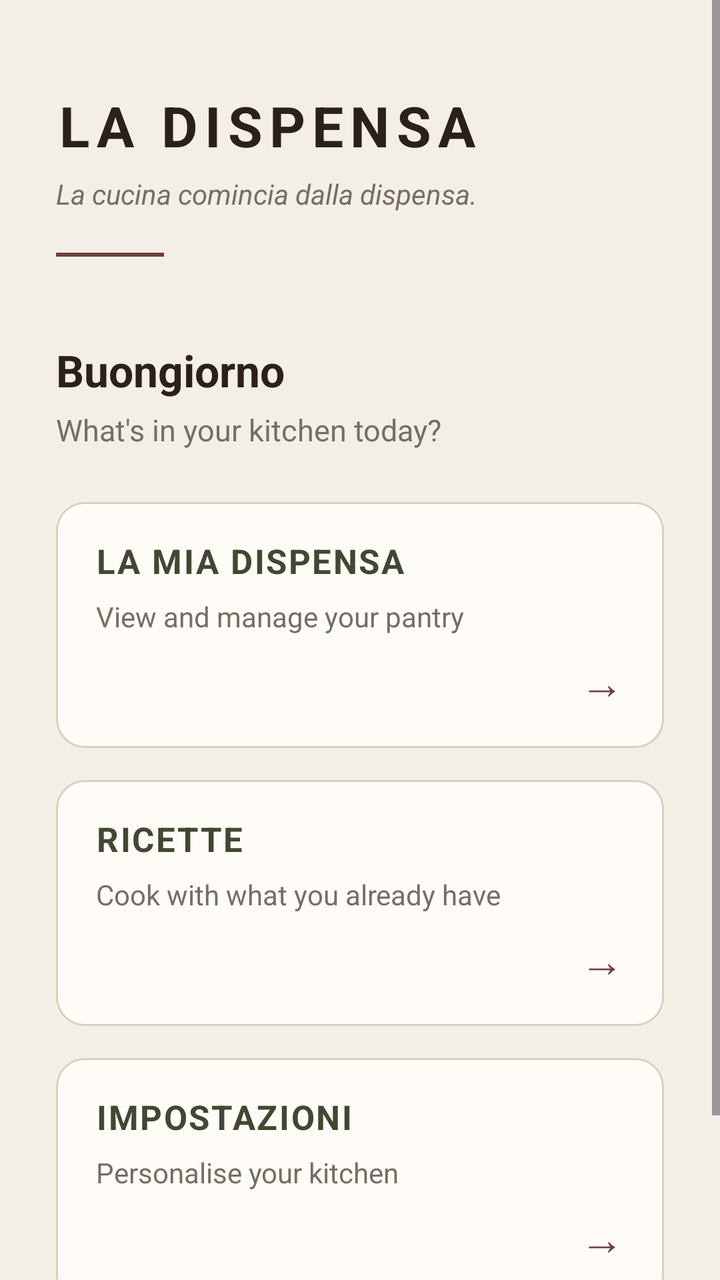
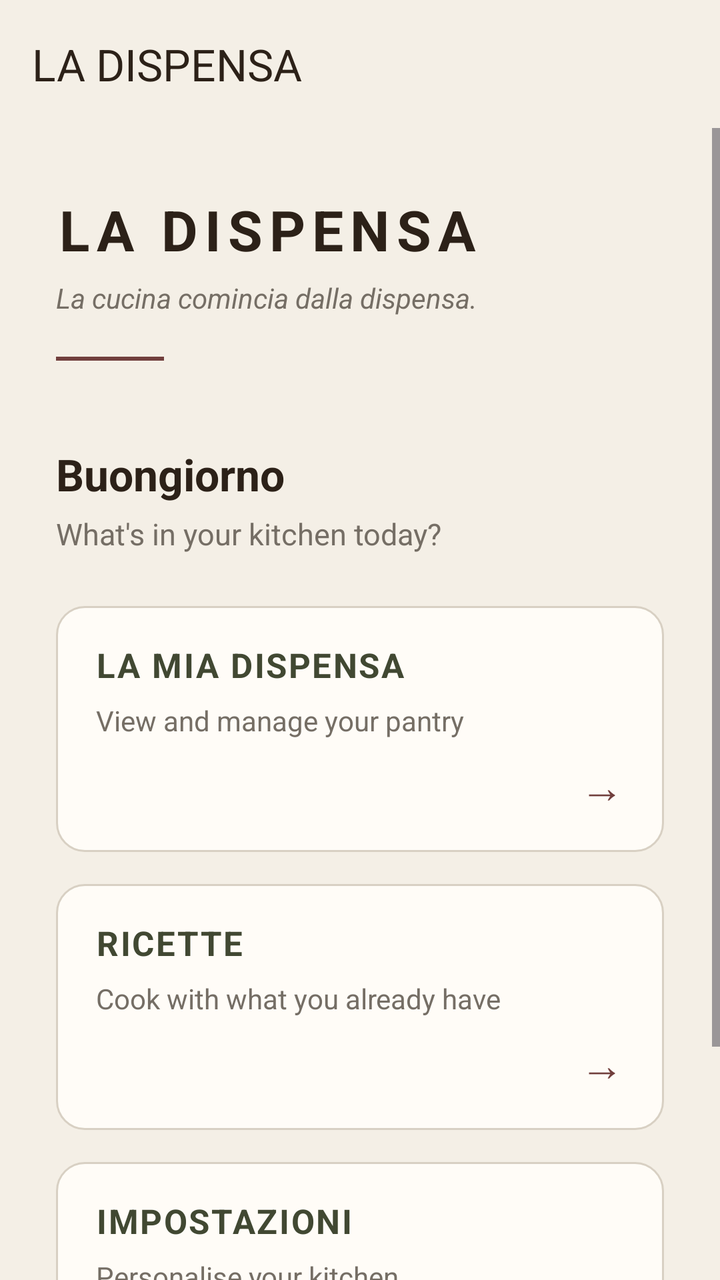

Screens rendered from an Android XML layout before and after an edit, with the pre-edit source and the edit as a unified diff.
<!-- AndroidManifest.xml: application theme Theme.LaDispensa -->
<!-- res/layout/activity_main.xml -->
<?xml version="1.0" encoding="utf-8"?>
<ScrollView xmlns:android="http://schemas.android.com/apk/res/android"
    android:layout_width="match_parent"
    android:layout_height="match_parent"
    android:background="@color/cream"
    android:fillViewport="true">

    <LinearLayout
        android:layout_width="match_parent"
        android:layout_height="wrap_content"
        android:orientation="vertical"
        android:paddingStart="28dp"
        android:paddingTop="44dp"
        android:paddingEnd="28dp"
        android:paddingBottom="32dp">

        
        <TextView
            android:id="@+id/textBrand"
            android:layout_width="wrap_content"
            android:layout_height="wrap_content"
            android:text="LA DISPENSA"
            android:textColor="@color/espresso"
            android:textSize="28sp"
            android:textStyle="bold"
            android:letterSpacing="0.12" />

        <TextView
            android:layout_width="wrap_content"
            android:layout_height="wrap_content"
            android:layout_marginTop="6dp"
            android:text="La cucina comincia dalla dispensa."
            android:textColor="@color/stone"
            android:textSize="14sp"
            android:textStyle="italic" />

        <View
            android:layout_width="54dp"
            android:layout_height="2dp"
            android:layout_marginTop="20dp"
            android:background="@color/wine" />

        <TextView
            android:layout_width="wrap_content"
            android:layout_height="wrap_content"
            android:layout_marginTop="42dp"
            android:text="Buongiorno"
            android:textColor="@color/espresso"
            android:textSize="22sp"
            android:textStyle="bold" />

        <TextView
            android:layout_width="wrap_content"
            android:layout_height="wrap_content"
            android:layout_marginTop="5dp"
            android:layout_marginBottom="26dp"
            android:text="What's in your kitchen today?"
            android:textColor="@color/stone"
            android:textSize="15sp" />

        
        <LinearLayout
            android:id="@+id/cardPantry"
            android:layout_width="match_parent"
            android:layout_height="wrap_content"
            android:background="@drawable/home_card"
            android:clickable="true"
            android:focusable="true"
            android:orientation="vertical">

            <TextView
                android:layout_width="wrap_content"
                android:layout_height="wrap_content"
                android:text="LA MIA DISPENSA"
                android:textColor="@color/deep_olive"
                android:textSize="17sp"
                android:textStyle="bold"
                android:letterSpacing="0.05" />

            <TextView
                android:layout_width="wrap_content"
                android:layout_height="wrap_content"
                android:layout_marginTop="7dp"
                android:text="View and manage your pantry"
                android:textColor="@color/stone"
                android:textSize="14sp" />

            <TextView
                android:layout_width="wrap_content"
                android:layout_height="wrap_content"
                android:layout_gravity="end"
                android:layout_marginTop="8dp"
                android:text="→"
                android:textColor="@color/wine"
                android:textSize="22sp" />

        </LinearLayout>

        
        <LinearLayout
            android:id="@+id/cardRecipes"
            android:layout_width="match_parent"
            android:layout_height="wrap_content"
            android:layout_marginTop="16dp"
            android:background="@drawable/home_card"
            android:clickable="true"
            android:focusable="true"
            android:orientation="vertical">

            <TextView
                android:layout_width="wrap_content"
                android:layout_height="wrap_content"
                android:text="RICETTE"
                android:textColor="@color/deep_olive"
                android:textSize="17sp"
                android:textStyle="bold"
                android:letterSpacing="0.05" />

            <TextView
                android:layout_width="wrap_content"
                android:layout_height="wrap_content"
                android:layout_marginTop="7dp"
                android:text="Cook with what you already have"
                android:textColor="@color/stone"
                android:textSize="14sp" />

            <TextView
                android:layout_width="wrap_content"
                android:layout_height="wrap_content"
                android:layout_gravity="end"
                android:layout_marginTop="8dp"
                android:text="→"
                android:textColor="@color/wine"
                android:textSize="22sp" />

        </LinearLayout>

        
        <LinearLayout
            android:id="@+id/cardSettings"
            android:layout_width="match_parent"
            android:layout_height="wrap_content"
            android:layout_marginTop="16dp"
            android:background="@drawable/home_card"
            android:clickable="true"
            android:focusable="true"
            android:orientation="vertical">

            <TextView
                android:layout_width="wrap_content"
                android:layout_height="wrap_content"
                android:text="IMPOSTAZIONI"
                android:textColor="@color/deep_olive"
                android:textSize="17sp"
                android:textStyle="bold"
                android:letterSpacing="0.05" />

            <TextView
                android:layout_width="wrap_content"
                android:layout_height="wrap_content"
                android:layout_marginTop="7dp"
                android:text="Personalise your kitchen"
                android:textColor="@color/stone"
                android:textSize="14sp" />

            <TextView
                android:layout_width="wrap_content"
                android:layout_height="wrap_content"
                android:layout_gravity="end"
                android:layout_marginTop="8dp"
                android:text="→"
                android:textColor="@color/wine"
                android:textSize="22sp" />

        </LinearLayout>

        <TextView
            android:layout_width="wrap_content"
            android:layout_height="wrap_content"
            android:layout_gravity="center_horizontal"
            android:layout_marginTop="34dp"
            android:text="Mangia bene. Spreca meno."
            android:textColor="@color/stone"
            android:textSize="12sp"
            android:textStyle="italic" />

    </LinearLayout>

</ScrollView>
<!-- resources referenced by this layout -->
<resources>
  <color name="cream">#F4EFE6</color>
  <color name="deep_olive">#414832</color>
  <color name="espresso">#2C2118</color>
  <color name="stone">#756E65</color>
  <color name="wine">#713F3D</color>
  <!-- drawable home_card (drawable) -->
  <?xml version="1.0" encoding="utf-8"?>
  <shape xmlns:android="http://schemas.android.com/apk/res/android"
      android:shape="rectangle">
  
      
      <solid android:color="@color/warm_white" />
  
      <stroke
          android:width="1dp"
          android:color="@color/soft_border" />
  
      <corners android:radius="14dp" />
  
      <padding
          android:left="20dp"
          android:top="18dp"
          android:right="20dp"
          android:bottom="18dp" />
  
  </shape>
  <style name="Theme.LaDispensa" parent="Base.Theme.LaDispensa" />
  <color name="warm_white">#FFFCF7</color>
  <color name="soft_border">#D8D0C3</color>
  <style name="Base.Theme.LaDispensa" parent="Theme.Material3.DayNight.NoActionBar">
          
          
      </style>
</resources>

<!-- the commit's change to res/layout/activity_main.xml (unified diff, before → after) -->
@@ -1,189 +1,207 @@
 <?xml version="1.0" encoding="utf-8"?>
-<ScrollView xmlns:android="http://schemas.android.com/apk/res/android"
+<LinearLayout xmlns:android="http://schemas.android.com/apk/res/android"
+    xmlns:app="http://schemas.android.com/apk/res-auto"
     android:layout_width="match_parent"
     android:layout_height="match_parent"
     android:background="@color/cream"
-    android:fillViewport="true">
-
-    <LinearLayout
+    android:orientation="vertical">
+
+    
+    <androidx.appcompat.widget.Toolbar
+        android:id="@+id/mainToolbar"
         android:layout_width="match_parent"
-        android:layout_height="wrap_content"
-        android:orientation="vertical"
-        android:paddingStart="28dp"
-        android:paddingTop="44dp"
-        android:paddingEnd="28dp"
-        android:paddingBottom="32dp">
-
-        
-        <TextView
-            android:id="@+id/textBrand"
-            android:layout_width="wrap_content"
-            android:layout_height="wrap_content"
-            android:text="LA DISPENSA"
-            android:textColor="@color/espresso"
-            android:textSize="28sp"
-            android:textStyle="bold"
-            android:letterSpacing="0.12" />
-
-        <TextView
-            android:layout_width="wrap_content"
-            android:layout_height="wrap_content"
-            android:layout_marginTop="6dp"
-            android:text="La cucina comincia dalla dispensa."
-            android:textColor="@color/stone"
-            android:textSize="14sp"
-            android:textStyle="italic" />
-
-        <View
-            android:layout_width="54dp"
-            android:layout_height="2dp"
-            android:layout_marginTop="20dp"
-            android:background="@color/wine" />
-
-        <TextView
-            android:layout_width="wrap_content"
-            android:layout_height="wrap_content"
-            android:layout_marginTop="42dp"
-            android:text="Buongiorno"
-            android:textColor="@color/espresso"
-            android:textSize="22sp"
-            android:textStyle="bold" />
-
-        <TextView
-            android:layout_width="wrap_content"
-            android:layout_height="wrap_content"
-            android:layout_marginTop="5dp"
-            android:layout_marginBottom="26dp"
-            android:text="What's in your kitchen today?"
-            android:textColor="@color/stone"
-            android:textSize="15sp" />
-
-        
+        android:layout_height="?attr/actionBarSize"
+        android:background="@color/cream"
+        android:elevation="2dp"
+        app:title="LA DISPENSA"
+        app:titleTextColor="@color/espresso" />
+
+    <ScrollView
+        android:layout_width="match_parent"
+        android:layout_height="0dp"
+        android:layout_weight="1"
+        android:fillViewport="true">
+
         <LinearLayout
-            android:id="@+id/cardPantry"
             android:layout_width="match_parent"
             android:layout_height="wrap_content"
-            android:background="@drawable/home_card"
-            android:clickable="true"
-            android:focusable="true"
-            android:orientation="vertical">
-
-            <TextView
-                android:layout_width="wrap_content"
-                android:layout_height="wrap_content"
-                android:text="LA MIA DISPENSA"
-                android:textColor="@color/deep_olive"
-                android:textSize="17sp"
+            android:orientation="vertical"
+            android:paddingStart="28dp"
+            android:paddingTop="32dp"
+            android:paddingEnd="28dp"
+            android:paddingBottom="32dp">
+
+            <TextView
+                android:id="@+id/textBrand"
+                android:layout_width="wrap_content"
+                android:layout_height="wrap_content"
+                android:text="LA DISPENSA"
+                android:textColor="@color/espresso"
+                android:textSize="28sp"
                 android:textStyle="bold"
-                android:letterSpacing="0.05" />
-
-            <TextView
-                android:layout_width="wrap_content"
-                android:layout_height="wrap_content"
-                android:layout_marginTop="7dp"
-                android:text="View and manage your pantry"
+                android:letterSpacing="0.12" />
+
+            <TextView
+                android:layout_width="wrap_content"
+                android:layout_height="wrap_content"
+                android:layout_marginTop="6dp"
+                android:text="La cucina comincia dalla dispensa."
                 android:textColor="@color/stone"
-                android:textSize="14sp" />
-
-            <TextView
-                android:layout_width="wrap_content"
-                android:layout_height="wrap_content"
-                android:layout_gravity="end"
-                android:layout_marginTop="8dp"
-                android:text="→"
-                android:textColor="@color/wine"
-                android:textSize="22sp" />
+                android:textSize="14sp"
+                android:textStyle="italic" />
+
+            <View
+                android:layout_width="54dp"
+                android:layout_height="2dp"
+                android:layout_marginTop="20dp"
+                android:background="@color/wine" />
+
+            <TextView
+                android:layout_width="wrap_content"
+                android:layout_height="wrap_content"
+                android:layout_marginTop="42dp"
+                android:text="Buongiorno"
+                android:textColor="@color/espresso"
+                android:textSize="22sp"
+                android:textStyle="bold" />
+
+            <TextView
+                android:layout_width="wrap_content"
+                android:layout_height="wrap_content"
+                android:layout_marginTop="5dp"
+                android:layout_marginBottom="26dp"
+                android:text="What's in your kitchen today?"
+                android:textColor="@color/stone"
+                android:textSize="15sp" />
+
+            
+            <LinearLayout
+                android:id="@+id/cardPantry"
+                android:layout_width="match_parent"
+                android:layout_height="wrap_content"
+                android:background="@drawable/home_card"
+                android:clickable="true"
+                android:focusable="true"
+                android:orientation="vertical">
+
+                <TextView
+                    android:layout_width="wrap_content"
+                    android:layout_height="wrap_content"
+                    android:text="LA MIA DISPENSA"
+                    android:textColor="@color/deep_olive"
+                    android:textSize="17sp"
+                    android:textStyle="bold"
+                    android:letterSpacing="0.05" />
+
+                <TextView
+                    android:layout_width="wrap_content"
+                    android:layout_height="wrap_content"
+                    android:layout_marginTop="7dp"
+                    android:text="View and manage your pantry"
+                    android:textColor="@color/stone"
+                    android:textSize="14sp" />
+
+                <TextView
+                    android:layout_width="wrap_content"
+                    android:layout_height="wrap_content"
+                    android:layout_gravity="end"
+                    android:layout_marginTop="8dp"
+                    android:text="→"
+                    android:textColor="@color/wine"
+                    android:textSize="22sp" />
+
+            </LinearLayout>
+
+            
+            <LinearLayout
+                android:id="@+id/cardRecipes"
+                android:layout_width="match_parent"
+                android:layout_height="wrap_content"
+                android:layout_marginTop="16dp"
+                android:background="@drawable/home_card"
+                android:clickable="true"
+                android:focusable="true"
+                android:orientation="vertical">
+
+                <TextView
+                    android:layout_width="wrap_content"
+                    android:layout_height="wrap_content"
+                    android:text="RICETTE"
+                    android:textColor="@color/deep_olive"
+                    android:textSize="17sp"
+                    android:textStyle="bold"
+                    android:letterSpacing="0.05" />
+
+                <TextView
+                    android:layout_width="wrap_content"
+                    android:layout_height="wrap_content"
+                    android:layout_marginTop="7dp"
+                    android:text="Cook with what you already have"
+                    android:textColor="@color/stone"
+                    android:textSize="14sp" />
+
+                <TextView
+                    android:layout_width="wrap_content"
+                    android:layout_height="wrap_content"
+                    android:layout_gravity="end"
+                    android:layout_marginTop="8dp"
+                    android:text="→"
+                    android:textColor="@color/wine"
+                    android:textSize="22sp" />
+
+            </LinearLayout>
+
+            
+            <LinearLayout
+                android:id="@+id/cardSettings"
+                android:layout_width="match_parent"
+                android:layout_height="wrap_content"
+                android:layout_marginTop="16dp"
+                android:background="@drawable/home_card"
+                android:clickable="true"
+                android:focusable="true"
+                android:orientation="vertical">
+
+                <TextView
+                    android:layout_width="wrap_content"
+                    android:layout_height="wrap_content"
+                    android:text="IMPOSTAZIONI"
+                    android:textColor="@color/deep_olive"
+                    android:textSize="17sp"
+                    android:textStyle="bold"
+                    android:letterSpacing="0.05" />
+
+                <TextView
+                    android:layout_width="wrap_content"
+                    android:layout_height="wrap_content"
+                    android:layout_marginTop="7dp"
+                    android:text="Personalise your kitchen"
+                    android:textColor="@color/stone"
+                    android:textSize="14sp" />
+
+                <TextView
+                    android:layout_width="wrap_content"
+                    android:layout_height="wrap_content"
+                    android:layout_gravity="end"
+                    android:layout_marginTop="8dp"
+                    android:text="→"
+                    android:textColor="@color/wine"
+                    android:textSize="22sp" />
+
+            </LinearLayout>
+
+            <TextView
+                android:layout_width="wrap_content"
+                android:layout_height="wrap_content"
+                android:layout_gravity="center_horizontal"
+                android:layout_marginTop="34dp"
+                android:text="Mangia bene. Spreca meno."
+                android:textColor="@color/stone"
+                android:textSize="12sp"
+                android:textStyle="italic" />
 
         </LinearLayout>
 
-        
-        <LinearLayout
-            android:id="@+id/cardRecipes"
-            android:layout_width="match_parent"
-            android:layout_height="wrap_content"
-            android:layout_marginTop="16dp"
-            android:background="@drawable/home_card"
-            android:clickable="true"
-            android:focusable="true"
-            android:orientation="vertical">
-
-            <TextView
-                android:layout_width="wrap_content"
-                android:layout_height="wrap_content"
-                android:text="RICETTE"
-                android:textColor="@color/deep_olive"
-                android:textSize="17sp"
-                android:textStyle="bold"
-                android:letterSpacing="0.05" />
-
-            <TextView
-                android:layout_width="wrap_content"
-                android:layout_height="wrap_content"
-                android:layout_marginTop="7dp"
-                android:text="Cook with what you already have"
-                android:textColor="@color/stone"
-                android:textSize="14sp" />
-
-            <TextView
-                android:layout_width="wrap_content"
-                android:layout_height="wrap_content"
-                android:layout_gravity="end"
-                android:layout_marginTop="8dp"
-                android:text="→"
-                android:textColor="@color/wine"
-                android:textSize="22sp" />
-
-        </LinearLayout>
-
-        
-        <LinearLayout
-            android:id="@+id/cardSettings"
-            android:layout_width="match_parent"
-            android:layout_height="wrap_content"
-            android:layout_marginTop="16dp"
-            android:background="@drawable/home_card"
-            android:clickable="true"
-            android:focusable="true"
-            android:orientation="vertical">
-
-            <TextView
-                android:layout_width="wrap_content"
-                android:layout_height="wrap_content"
-                android:text="IMPOSTAZIONI"
-                android:textColor="@color/deep_olive"
-                android:textSize="17sp"
-                android:textStyle="bold"
-                android:letterSpacing="0.05" />
-
-            <TextView
-                android:layout_width="wrap_content"
-                android:layout_height="wrap_content"
-                android:layout_marginTop="7dp"
-                android:text="Personalise your kitchen"
-                android:textColor="@color/stone"
-                android:textSize="14sp" />
-
-            <TextView
-                android:layout_width="wrap_content"
-                android:layout_height="wrap_content"
-                android:layout_gravity="end"
-                android:layout_marginTop="8dp"
-                android:text="→"
-                android:textColor="@color/wine"
-                android:textSize="22sp" />
-
-        </LinearLayout>
-
-        <TextView
-            android:layout_width="wrap_content"
-            android:layout_height="wrap_content"
-            android:layout_gravity="center_horizontal"
-            android:layout_marginTop="34dp"
-            android:text="Mangia bene. Spreca meno."
-            android:textColor="@color/stone"
-            android:textSize="12sp"
-            android:textStyle="italic" />
-
-    </LinearLayout>
-
-</ScrollView>
+    </ScrollView>
+
+</LinearLayout>
